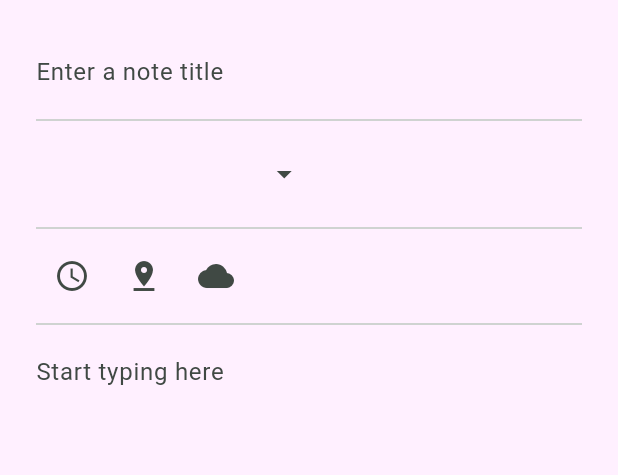
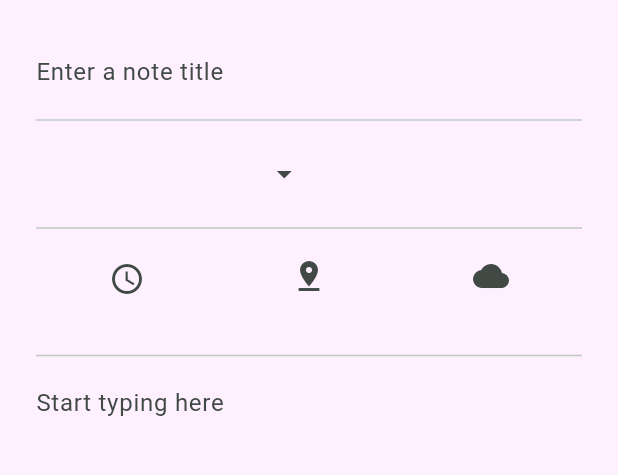
Before and after one commit to Rustatano/Arctic-tern, a Flutter app: the NoteInfoScreen screen opened directly with empty values, after a tap on "Edit", on a phone screen of 412 x 824 dp, the part 84-559 px from its top. Run offline on Flutter 3.47's test engine with Material 3 defaults, Android fonts, the phone set to English and light mode, and no system bars; our stand-ins replace flutter_local_notifications, permission_handler, sqflite; missing offline and left inert: workmanager; accounts and stored records are empty.

Commit message:
time label, constants file

```diff
--- /dev/null
+++ b/lib/constants.dart
@@ -0,0 +1,7 @@
+const padding = 24.0;
+const halfPadding = padding / 2;
+const doublePadding = padding * 2;
+const radius = 16.0;
+const smallFontSize = 12.0;
+const mediumFontSize = 20.0;
+const bigFontSize = 30.0;
--- a/lib/db_objects/note.dart
+++ b/lib/db_objects/note.dart
@@ -34,7 +34,7 @@ class Note {
     );
   }
 
-  Map<String, Object?> toMap() {
+  Map<String, String> toMap() {
     return {
       'title': title,
       'category': category,
--- a/lib/edit_screen.dart
+++ b/lib/edit_screen.dart
@@ -1,4 +1,5 @@
 import 'package:flutter/material.dart';
+import 'package:weather_location_time/constants.dart';
 import 'package:weather_location_time/db_objects/note.dart';
 import 'package:weather_location_time/notification_screens/time_notification.dart';
 import 'package:workmanager/workmanager.dart';
@@ -15,7 +16,6 @@ class EditScreen extends StatefulWidget {
 }
 
 class _EditScreenState extends State<EditScreen> {
-  static const padding = 24.0;
   late Note editedNote;
   late TextEditingController titleTextController;
   late TextEditingController contentTextController;
@@ -43,7 +43,7 @@ class _EditScreenState extends State<EditScreen> {
             Row(
               children: [
                 SizedBox(
-                  width: MediaQuery.sizeOf(context).width - padding * 2,
+                  width: MediaQuery.sizeOf(context).width - doublePadding,
                   child: TextField(
                     maxLines: null,
                     controller: titleTextController,
@@ -105,20 +105,53 @@ class _EditScreenState extends State<EditScreen> {
             const Divider(),
             Row(
               children: [
+                Expanded(
+                  child: Column(
+                    children: [
                       IconButton(
                         onPressed: () async {
-                    final date = await showDateTimePicker(context: context);
-                        editedNote.timeNotification = date.toString();
+                          setState(() {
+                            editedNote.timeNotification = '';
+                          });
+                          final date =
+                              await showDateTimePicker(context: context);
+                          if (date != null) {
+                            setState(() {
+                              editedNote.timeNotification =
+                                  date.toString().substring(0, 16);
+                            });
+                          }
                         },
                         icon: const Icon(Icons.access_time),
                       ),
+                      Text(
+                        editedNote.timeNotification,
+                        style: const TextStyle(fontSize: smallFontSize),
+                      ),
+                    ],
+                  ),
+                ),
+                Expanded(
+                  child: Column(
+                    children: [
                       IconButton(
                         onPressed: () {},
                         icon: const Icon(Icons.pin_drop),
                       ),
+                      Text(editedNote.locationNotification),
+                    ],
+                  ),
+                ),
+                Expanded(
+                  child: Column(
+                    children: [
                       IconButton(
                         onPressed: () {},
                         icon: const Icon(Icons.cloud),
+                      ),
+                      Text(editedNote.weatherNotification),
+                    ],
+                  ),
                 ),
               ],
             ),
@@ -126,7 +159,7 @@ class _EditScreenState extends State<EditScreen> {
             Row(
               children: [
                 SizedBox(
-                  width: MediaQuery.sizeOf(context).width - padding * 2,
+                  width: MediaQuery.sizeOf(context).width - doublePadding,
                   child: TextField(
                     controller: contentTextController,
                     maxLines: null,
@@ -171,7 +204,6 @@ class _EditScreenState extends State<EditScreen> {
                     );
                   }
 
-
                   await Note.removeNote(prevTitle);
                   await editedNote.insert();
                   if (context.mounted) {
--- a/lib/note_info_screen.dart
+++ b/lib/note_info_screen.dart
@@ -1,4 +1,5 @@
 import 'package:flutter/material.dart';
+import 'package:weather_location_time/constants.dart';
 import 'package:weather_location_time/db_objects/note.dart';
 import 'package:weather_location_time/edit_screen.dart';
 
@@ -46,9 +47,52 @@ class _NoteInfoScreenState extends State<NoteInfoScreen> {
       ),
       body: Padding(
         padding: const EdgeInsets.all(24.0),
-        child: ListView(
+        child: Column(
           children: [
-            Text(widget.note.content),
+            Padding(
+              padding: const EdgeInsets.only(bottom: halfPadding),
+              child: Row(
+                children: [
+                  const Padding(
+                    padding: EdgeInsets.only(right: halfPadding),
+                    child: Icon(Icons.access_time),
+                  ),
+                  Text(widget.note.timeNotification),
+                ],
+              ),
+            ),
+            Padding(
+              padding: const EdgeInsets.only(bottom: halfPadding),
+              child: Row(
+                children: [
+                  const Padding(
+                    padding: EdgeInsets.only(right: halfPadding),
+                    child: Icon(Icons.pin_drop),
+                  ),
+                  Text(widget.note.locationNotification),
+                ],
+              ),
+            ),
+            Padding(
+              padding: const EdgeInsets.only(bottom: halfPadding),
+              child: Row(
+                children: [
+                  const Padding(
+                    padding: EdgeInsets.only(right: halfPadding),
+                    child: Icon(Icons.cloud),
+                  ),
+                  Text(widget.note.weatherNotification),
+                ],
+              ),
+            ),
+            const Divider(),
+            Expanded(
+              child: ListView(
+                children: [
+                  Text(widget.note.content),
+                ],
+              ),
+            ),
           ],
         ),
       ),
```
Also changed, not shown: lib/main.dart (+52 -9 lines). Lines whose indentation alone changed are shown as unchanged.
